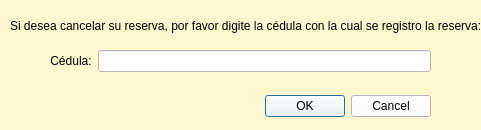
Above: gui/CancelarReserva.ui from juankkay010/Hotel-POO before the change. Below: the same form after it.
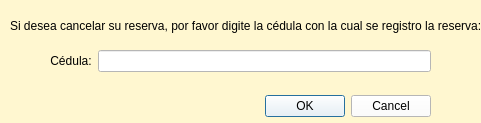
That is the form after the change.

```diff
--- a/gui/CancelarReserva.ui
+++ b/gui/CancelarReserva.ui
@@ -7,7 +7,7 @@
     <x>0</x>
     <y>0</y>
     <width>481</width>
-    <height>130</height>
+    <height>123</height>
    </rect>
   </property>
   <property name="windowTitle">
```
